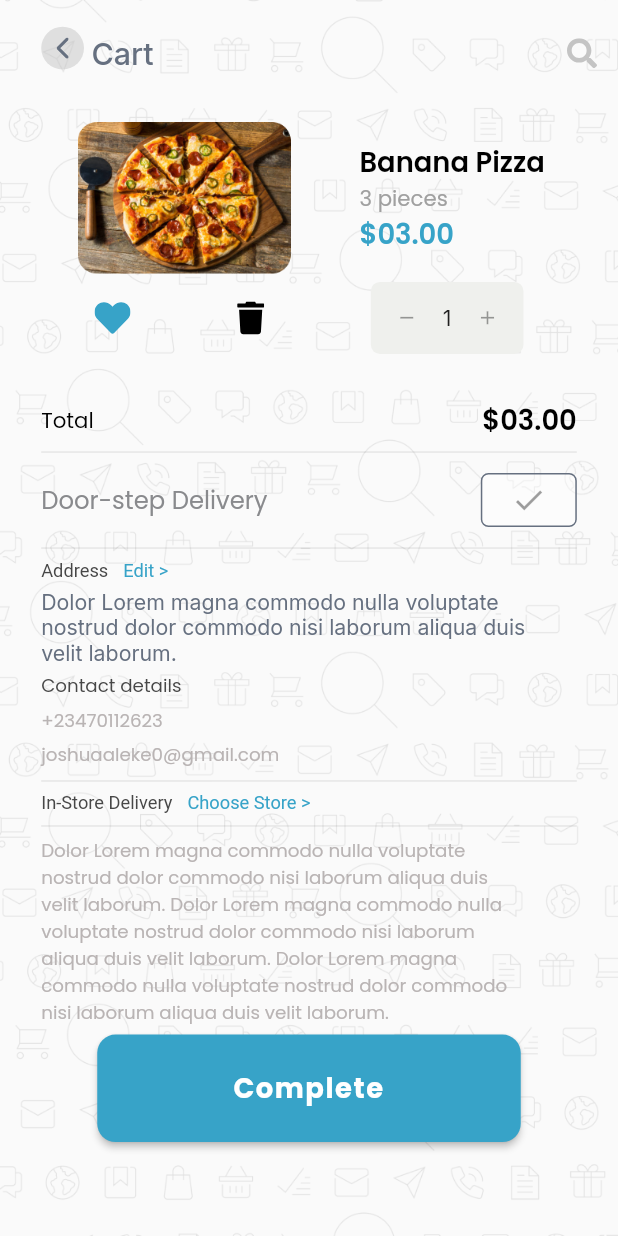
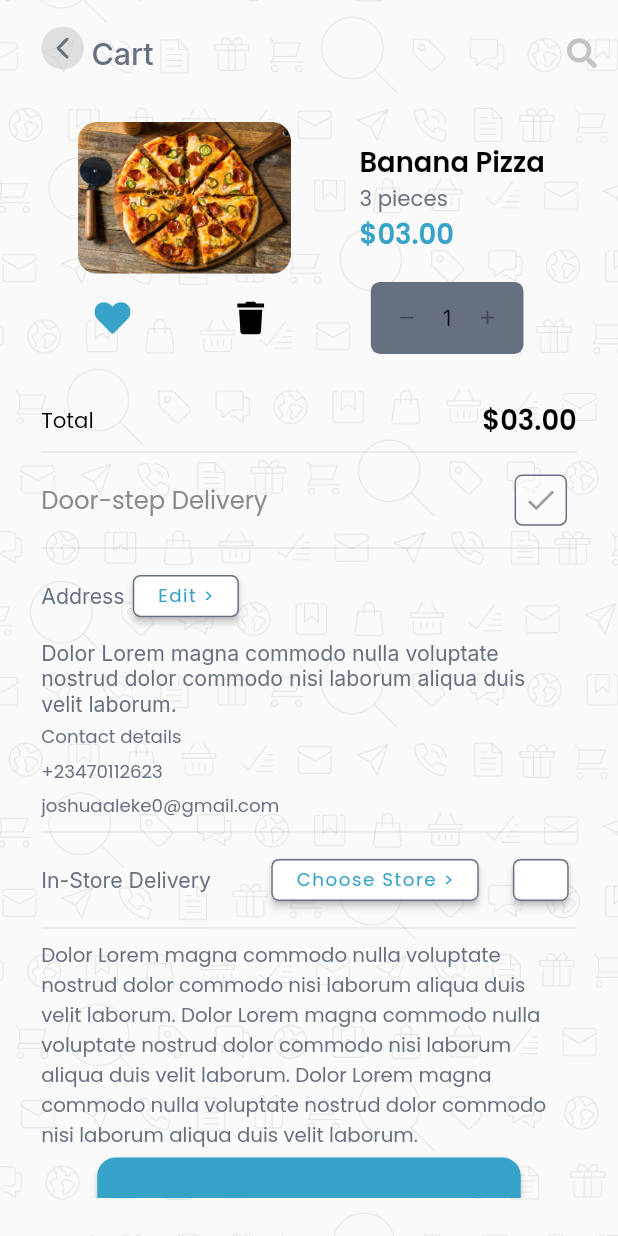
Before and after one commit to BeereApp/BeereMobile, a Flutter app: the Cart screen opened by its route, on a phone screen of 412 x 824 dp. Run offline on Flutter 3.47's test engine with Material 2 defaults, Android fonts, the phone set to English and light mode, and no system bars; our stand-ins replace dio, dots_indicator, flutter_screenutil, flutter_svg, gap, get and 6 more; accounts and stored records are empty.

Commit message:
first commit

```diff
--- a/lib/modules/cart_module/view/cart.dart
+++ b/lib/modules/cart_module/view/cart.dart
@@ -3,7 +3,7 @@ import 'package:beere_mobile/utils/app_colors.dart';
 import 'package:beere_mobile/widgets/appbar.dart';
 import 'package:beere_mobile/widgets/background_widget.dart';
 import 'package:beere_mobile/widgets/buttons.dart';
-import 'package:beere_mobile/widgets/cart_button.dart';
+import 'package:beere_mobile/modules/cart_module/view/cart_button.dart';
 import 'package:beere_mobile/widgets/on_tap_fade.dart';
 import 'package:beere_mobile/widgets/text.dart';
 import 'package:flutter/material.dart';
@@ -71,7 +71,7 @@ class Cart extends StatelessWidget {
                         fontSize: 14.sp,
                         fontWeight: FontWeight.w400,
                         fontStyle: FontStyle.poppins,
-                        color: kCartTwo,
+                        color: kTextGray,
                       ),
                       MyText(
                         "\$03.00",
@@ -98,7 +98,7 @@ class Cart extends StatelessWidget {
                   ),
                   Container(
                     decoration: BoxDecoration(
-                        color: kCartIncrement,
+                        color: kTextGray,
                         borderRadius: BorderRadius.circular(6.r)),
                     // child: SizedBox(
                     //   height: 25.h,
@@ -149,36 +149,26 @@ class Cart extends StatelessWidget {
                   CartButton(
                     onPressed: (){},
                     enabled: false,
+                    minimumSize: Size(10, 5),
                     child: const Icon(Icons.check))
                   //const IconButton(onPressed: null, icon: Icon(Icons.check))
                 ],
               ),
               const Divider(),
-              //MyText("Address"),
-              RichText(
-                  text: TextSpan(
-                      text: "Address",
-                      style: TextStyle(
-                        fontSize: 12.sp,
-                        fontWeight: FontWeight.w400,
-                        color: kCartContact,
-                      ),
-                      children: [
-                    const WidgetSpan(
-                        child: SizedBox(
-                      width: 10,
-                    )),
-                    TextSpan(
-                      text: "Edit >",
-                      style: TextStyle(
-                        fontSize: 12.sp,
-                        fontWeight: FontWeight.w400,
-                        color: kPrimaryBlue,
-                      ),
+              Row(
+                children: [
+                 const MyText("Address"),
+                 Gap(5.w),
+                  CartButton(
+                    onPressed: (){},
+                    text: "Edit >",
                     )
-                  ])),
+                ],
+              ),
+
+
               Gap(5.h),
-              MyText(
+             const MyText(
                   "Dolor Lorem magna commodo nulla voluptate\nnostrud dolor commodo nisi laborum aliqua duis\nvelit laborum. "),
               Gap(5.h),
               MyText(
@@ -186,7 +176,7 @@ class Cart extends StatelessWidget {
                 fontSize: 12.sp,
                 fontWeight: FontWeight.w400,
                 fontStyle: FontStyle.poppins,
-                color: kCartContact,
+                color: kTextGray,
               ),
               Gap(5.h),
               MyText(
@@ -194,7 +184,7 @@ class Cart extends StatelessWidget {
                 fontSize: 12.sp,
                 fontWeight: FontWeight.w400,
                 fontStyle: FontStyle.poppins,
-                color: kCartNumber,
+                color: kTextGray,
               ),
               Gap(5.h),
               MyText(
@@ -202,37 +192,27 @@ class Cart extends StatelessWidget {
                 fontSize: 12.sp,
                 fontWeight: FontWeight.w400,
                 fontStyle: FontStyle.poppins,
-                color: kCartNumber,
+                color: kTextGray,
               ),
               Divider(),
-              RichText(
-                  text: TextSpan(
-                      text: "In-Store Delivery",
-                      style: TextStyle(
-                        fontSize: 12.sp,
-                        fontWeight: FontWeight.w400,
-                        color: kCartContact,
-                      ),
-                      children: [
-                    const WidgetSpan(
-                        child: SizedBox(
-                      width: 10,
-                    )),
-                    TextSpan(
-                      text: "Choose Store >",
-                      style: TextStyle(
-                        fontSize: 12.sp,
-                        fontWeight: FontWeight.w400,
-                        color: kPrimaryBlue,
-                      ),
-                    )
-                  ])),
+              Row(
+                mainAxisAlignment: MainAxisAlignment.spaceBetween,
+                children: [
+                  const MyText("In-Store Delivery"),
+                  Gap(5.w),
+                  CartButton(
+                    onPressed: () {},
+                    text: "Choose Store >",
+                  ),
+                  CartButton(onPressed: (){})
+                ],
+              ),
               Divider(),
               MyText("Dolor Lorem magna commodo nulla voluptate\nnostrud dolor commodo nisi laborum aliqua duis\nvelit laborum. Dolor Lorem magna commodo nulla\nvoluptate nostrud dolor commodo nisi laborum\naliqua duis velit laborum. Dolor Lorem magna\ncommodo nulla voluptate nostrud dolor commodo\nnisi laborum aliqua duis velit laborum.  ",
-              fontSize: 12.sp,
+              fontSize: 13.sp,
                 fontWeight: FontWeight.w400,
                 fontStyle: FontStyle.poppins,
-                color: kCartNumber,
+                color: kTextGray,
               ),
               Gap(5.h),
               PrimaryButton(onPressed: (){},
--- a/lib/widgets/cart_button.dart
+++ b/lib/modules/cart_module/view/cart_button.dart
@@ -3,18 +3,19 @@ import 'package:beere_mobile/utils/constants.dart';
 import 'package:flutter/material.dart';
 import 'package:flutter_screenutil/flutter_screenutil.dart';
 
-
 class CartButton extends StatelessWidget {
   const CartButton({
     super.key,
     required this.onPressed,
-    this.child, this.text,
-    required this.enabled,
+    this.child,
+    this.text,
+     this.enabled = true,
     this.textStyle,
     this.padding,
     this.buttonStyle,
     this.backgroundColor,
     this.textColor,
+    this.minimumSize,
   });
 
   final VoidCallback onPressed;
@@ -26,6 +27,7 @@ class CartButton extends StatelessWidget {
   final ButtonStyle? buttonStyle;
   final Color? backgroundColor;
   final Color? textColor;
+  final Size? minimumSize;
 
   @override
   Widget build(BuildContext context) {
@@ -33,16 +35,18 @@ class CartButton extends StatelessWidget {
       onPressed: enabled ? onPressed : null,
       style: buttonStyle ??
           ElevatedButton.styleFrom(
+            minimumSize: minimumSize ?? Size(5.w, 5.h),
             backgroundColor: backgroundColor ?? kWhite,
             // disabledForegroundColor: kPrimaryBlue.withOpacity(0.56),
             disabledBackgroundColor: kWhite.withOpacity(0.38),
             padding: padding ??
                 EdgeInsets.symmetric(
-                    vertical: child != null ? 5.h : 5.h, horizontal: 5.w),
+                    vertical: child != null ? 5.h : 5.h ,
+                     horizontal: child != null ? 5.w : 15.w
+                     ),
             shape: RoundedRectangleBorder(
                 borderRadius: BorderRadius.circular(5.r),
-                side: BorderSide(color: kTextGray)
-                ),
+                side: BorderSide(color: kTextGray)),
           ),
       child: Align(
         child: Center(
--- a/lib/modules/home_page_module/view/custom_widgets.dart
+++ b/lib/modules/home_page_module/view/custom_widgets.dart
@@ -204,7 +204,8 @@ class ProductCard extends StatelessWidget {
 }
 
 class ListIndicator extends StatelessWidget {
-  const ListIndicator({super.key, required this.position, required this.count});
+  const
+  ListIndicator({super.key, required this.position, required this.count});
 
   final int position;
   final int count;
--- a/lib/utils/app_colors.dart
+++ b/lib/utils/app_colors.dart
@@ -16,8 +16,5 @@ const Color kInactiveIcon = Color(0xFF8E8E93);
 const Color kScrollGrey = Color(0xFF898A8D);
 const Color kProductOne = Color(0xFF333333);
 
-const Color kCartTwo = Color(0xFFA0A0A0);
-const Color kCartIncrement = Color(0xFFEFF0ED);
-const Color kCartContact = Color(0xFF474747);
-const Color kCartNumber = Color(0xFFB9B4B4);
+
 const Color f = Colors.transparent;
```
Lines whose indentation alone changed are shown as unchanged.
